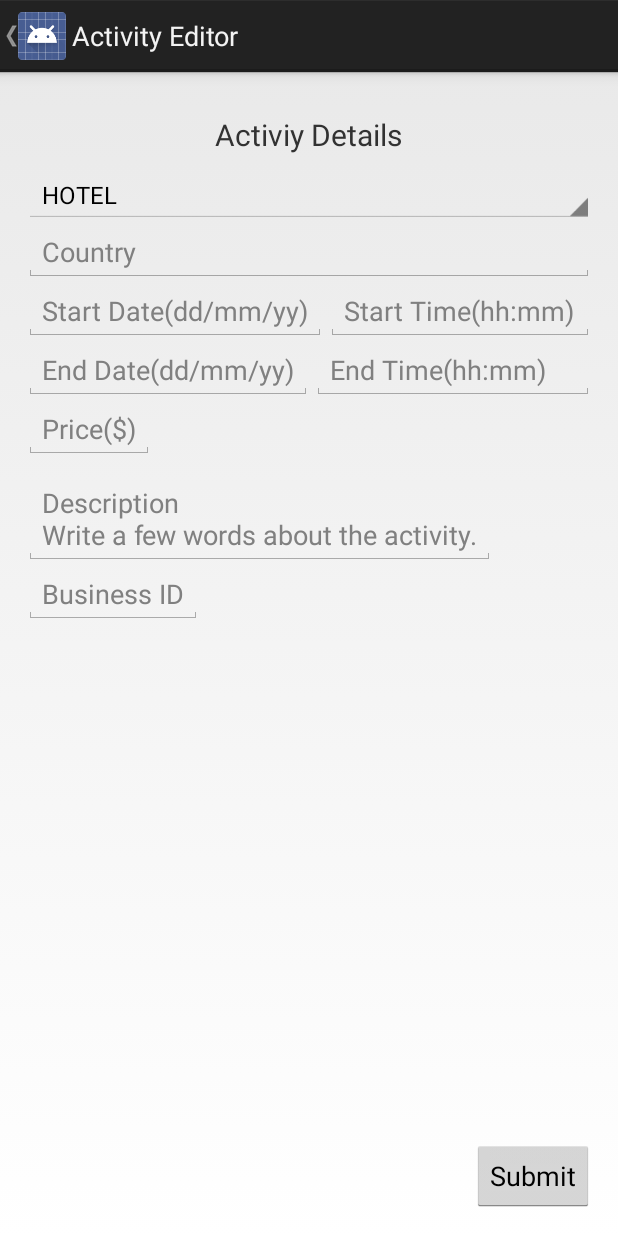
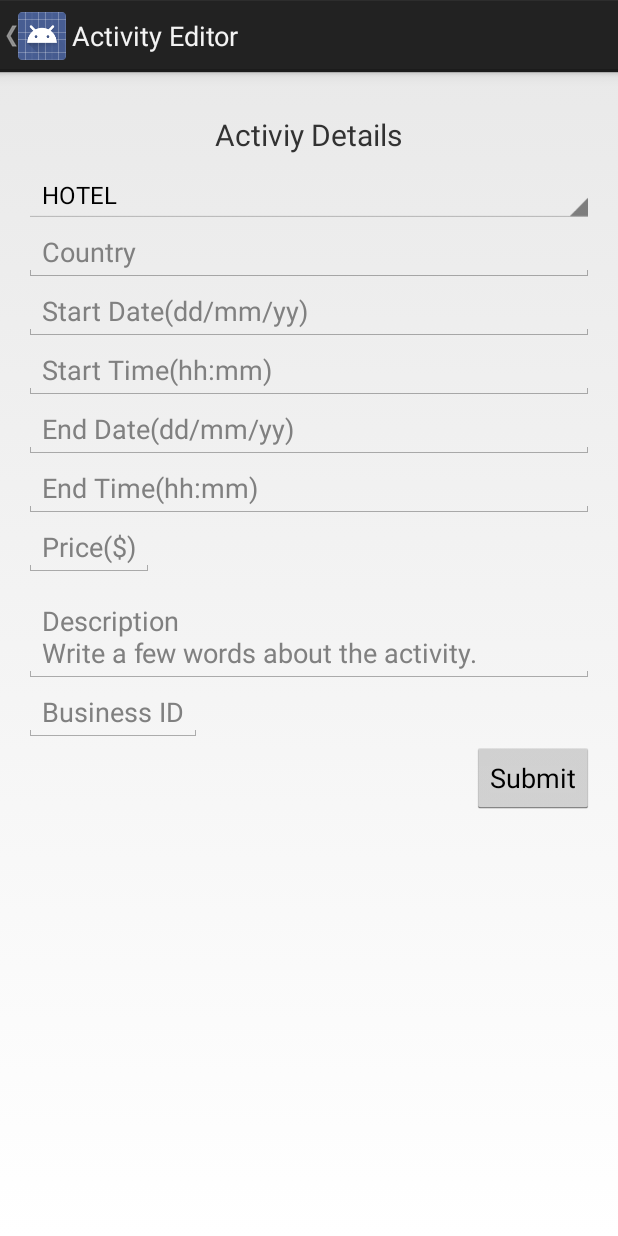
Before and after one commit to aviyay/JavaProject, an Android app: the ActivityEditor screen opened directly, with no data from a screen before it, on a phone screen of 412 x 824 dp. Run offline under Robolectric (Android 15) with nearby library versions, the phone set to English and light mode, and no system bars.

Commit message:
Finished UI - first application

```diff
--- a/app/src/main/java/com/bnet/data/controller/ActivityEditor.java
+++ b/app/src/main/java/com/bnet/data/controller/ActivityEditor.java
@@ -1,22 +1,29 @@
 package com.bnet.data.controller;
 
+import android.app.DatePickerDialog;
 import android.os.AsyncTask;
 import android.os.Bundle;
 import android.app.Activity;
+import android.text.Editable;
+import android.text.TextWatcher;
+import android.text.style.ForegroundColorSpan;
+import android.view.KeyEvent;
 import android.view.View;
+import android.widget.AdapterView;
 import android.widget.ArrayAdapter;
-import android.widget.Button;
 import android.widget.EditText;
 import android.widget.Spinner;
-import android.widget.TextView;
 import android.widget.Toast;
 
 import com.bnet.data.R;
-import com.bnet.data.model.backend.DatabaseFactory;
+import com.bnet.data.model.backend.RepositoriesFactory;
 import com.bnet.data.model.entities.ActivityType;
-import com.bnet.data.model.entities.Address;
+
 import com.bnet.data.model.entities.Business;
 import com.bnet.data.model.entities.DateTime;
+
+import java.util.ArrayList;
+import java.util.List;
 
 public class ActivityEditor extends Activity {
 
@@ -29,7 +36,7 @@ public class ActivityEditor extends Activity {
     private EditText priceField;
     private EditText descriptionField;
     private EditText businessIDField;
-
+    private Spinner businessIDSpinner;
     private boolean isEmpty(EditText etText) {
         return etText.getText().toString().trim().length() == 0;
     }
@@ -58,7 +65,70 @@ public class ActivityEditor extends Activity {
         endTimeField = (EditText)findViewById( R.id.endTimeField );
         priceField = (EditText)findViewById( R.id.priceField );
         descriptionField = (EditText)findViewById( R.id.descriptionField );
+        initializeBusinessId();
+    }
+
+    private void initializeBusinessId() {
         businessIDField = (EditText)findViewById( R.id.businessIDField );
+        businessIDField.addTextChangedListener(new TextWatcher() {
+            @Override
+            public void beforeTextChanged(CharSequence s, int start, int count, int after) {
+
+            }
+
+            @Override
+            public void onTextChanged(CharSequence s, int start, int before, int count) {
+
+            }
+
+            @Override
+            public void afterTextChanged(Editable s) {
+                if(businessIDSpinner.getVisibility()== View.VISIBLE) {
+                    if(businessIDSpinner.getSelectedItem()!=null) {
+                        String item = businessIDSpinner.getSelectedItem().toString();
+                        if (item.substring(item.indexOf('(') + 1).replace(")", "").equals(s.toString()))
+                            return;
+                    }
+
+                        businessIDSpinner.setSelection(0);
+                }
+            }
+        });
+        businessIDSpinner=((Spinner) findViewById(R.id.businessSpinner));
+        new AsyncTask<Void,Void,List<Business>>()
+        {
+
+            @Override
+            protected List<Business> doInBackground(Void... params) {
+                return RepositoriesFactory.getBusinessesRepository().getAll();
+            }
+
+            @Override
+            protected void onPostExecute(List<Business> businesses) {
+                ArrayList<String> st=new ArrayList<String>();
+                st.add("Select Business");
+                for(Business item : businesses)
+                    st.add(item.getName()+"("+item.getId()+")");
+                if(st.size()>1) {
+                    businessIDSpinner.setAdapter(new ArrayAdapter<String>(getBaseContext(), android.R.layout.simple_spinner_item, st));
+                    businessIDSpinner.setVisibility(View.VISIBLE);
+                    businessIDSpinner.setOnItemSelectedListener(new AdapterView.OnItemSelectedListener() {
+                        @Override
+                        public void onItemSelected(AdapterView<?> parent, View view, int position, long id) {
+                            if(position==0)
+                                return;
+                            String item=businessIDSpinner.getSelectedItem().toString();
+                            businessIDField.setText(item.substring(item.indexOf('(')+1).replace(")",""));
+                        }
+
+                        @Override
+                        public void onNothingSelected(AdapterView<?> parent) {
+
+                        }
+                    });
+                }
+            }
+        }.execute();
     }
 
     void initializeSubmit()
@@ -85,7 +155,7 @@ public class ActivityEditor extends Activity {
 
                         @Override
                         protected Void doInBackground(com.bnet.data.model.entities.Activity... params) {
-                            DatabaseFactory.getDatabase().addActivity(params[0]);
+                            RepositoriesFactory.getActivitiesRepository().addAndReturnAssignedId(params[0]);
                             return null;
 
                         }
--- a/app/src/main/java/com/bnet/data/controller/BusinessEditor.java
+++ b/app/src/main/java/com/bnet/data/controller/BusinessEditor.java
@@ -3,13 +3,12 @@ package com.bnet.data.controller;
 import android.app.Activity;
 import android.os.AsyncTask;
 import android.os.Bundle;
-import android.provider.ContactsContract;
 import android.view.View;
 import android.widget.EditText;
 import android.widget.Toast;
 
 import com.bnet.data.R;
-import com.bnet.data.model.backend.DatabaseFactory;
+import com.bnet.data.model.backend.RepositoriesFactory;
 import com.bnet.data.model.entities.Address;
 import com.bnet.data.model.entities.Business;
 
@@ -49,7 +48,7 @@ public class BusinessEditor extends Activity {
 
                         @Override
                         protected Void doInBackground(Business... params) {
-                            DatabaseFactory.getDatabase().addBusiness(params[0]);
+                            RepositoriesFactory.getBusinessesRepository().addAndReturnAssignedId(params[0]);
                             return null;
 
                         }
--- a/app/src/main/java/com/bnet/data/controller/Menu.java
+++ b/app/src/main/java/com/bnet/data/controller/Menu.java
@@ -5,7 +5,6 @@ import android.content.Intent;
 import android.content.SharedPreferences;
 import android.os.Bundle;
 import android.preference.PreferenceManager;
-import android.util.Log;
 import android.view.View;
 
 import com.bnet.data.R;
--- a/app/src/main/java/com/bnet/data/controller/ViewBusiness.java
+++ b/app/src/main/java/com/bnet/data/controller/ViewBusiness.java
@@ -2,13 +2,8 @@ package com.bnet.data.controller;
 
 import android.os.Bundle;
 import android.app.Activity;
-import android.widget.ExpandableListView;
 import android.widget.ListView;
-import android.widget.TextView;
-
 import com.bnet.data.R;
-import com.bnet.data.model.backend.DatabaseFactory;
-import com.bnet.data.model.entities.Business;
 
 import java.util.List;
 
--- a/app/src/main/res/layout/activity_activity_editor.xml
+++ b/app/src/main/res/layout/activity_activity_editor.xml
@@ -9,7 +9,12 @@
     android:paddingRight="@dimen/activity_horizontal_margin"
     android:paddingTop="@dimen/activity_vertical_margin"
     tools:context="com.bnet.data.controller.ActivityEditor">
-
+    <ScrollView android:id="@+id/ScrollView01"
+        android:layout_width="match_parent"
+        android:layout_height="match_parent">
+        <RelativeLayout
+            android:layout_width="match_parent"
+            android:layout_height="match_parent">
             <TextView
                 android:text="Activiy Details"
                 android:layout_width="wrap_content"
@@ -39,7 +44,7 @@
             <EditText
                 android:id="@+id/startDateField"
                 android:hint="Start Date(dd/mm/yy)"
-        android:layout_width="wrap_content"
+                android:layout_width="match_parent"
                 android:layout_height="wrap_content"
                 android:layout_below="@id/countryField"/>
             <EditText
@@ -47,41 +52,46 @@
                 android:hint="Start Time(hh:mm)"
                 android:layout_width="match_parent"
                 android:layout_height="wrap_content"
-        android:layout_below="@id/countryField"
-        android:layout_toRightOf="@id/startDateField"/>
+                android:layout_below="@id/startDateField"/>
             <EditText
                 android:id="@+id/endDateField"
                 android:hint="End Date(dd/mm/yy)"
-        android:layout_width="wrap_content"
+                android:layout_width="match_parent"
                 android:layout_height="wrap_content"
-        android:layout_below="@id/startDateField"/>
+                android:layout_below="@id/startTimeField"/>
             <EditText
                 android:id="@+id/endTimeField"
                 android:hint="End Time(hh:mm)"
                 android:layout_width="match_parent"
                 android:layout_height="wrap_content"
-        android:layout_below="@id/startTimeField"
-        android:layout_toRightOf="@id/endDateField"/>
+                android:layout_below="@id/endDateField"/>
             <EditText
                 android:id="@+id/priceField"
                 android:hint="Price($)"
                 android:layout_width="wrap_content"
                 android:layout_height="wrap_content"
                 android:inputType="numberDecimal"
-        android:layout_below="@id/endDateField"/>
+                android:layout_below="@id/endTimeField"/>
             <EditText
                 android:id="@+id/descriptionField"
                 android:layout_marginTop="10dp"
-        android:layout_width="wrap_content"
+                android:layout_width="match_parent"
                 android:layout_height="wrap_content"
                 android:hint="Description\nWrite a few words about the activity."
                 android:layout_below="@id/priceField"/>
+
+            <Spinner
+                android:id="@+id/businessSpinner"
+                android:layout_width="match_parent"
+                android:layout_height="wrap_content"
+                android:layout_below="@id/descriptionField"
+                android:visibility="gone"/>
             <EditText
                 android:id="@+id/businessIDField"
                 android:layout_width="wrap_content"
                 android:layout_height="wrap_content"
                 android:hint="Business ID"
-        android:layout_below="@id/descriptionField"/>
+                android:layout_below="@id/businessSpinner"/>
 
             <Button
                 android:text="@string/submit_button_string"
@@ -90,6 +100,8 @@
                 android:layout_alignParentBottom="true"
                 android:layout_alignParentRight="true"
                 android:layout_alignParentEnd="true"
+                android:layout_below="@id/businessIDField"
                 android:id="@+id/submitBtn" />
-
         </RelativeLayout>
+    </ScrollView>
+</RelativeLayout>
```
Also changed, not shown: app/src/main/java/com/bnet/data/model/datasource/DatabaseAsyncDecorator.java (deleted, +0 -82 lines), 1 other file. Lines whose indentation alone changed are shown as unchanged.
